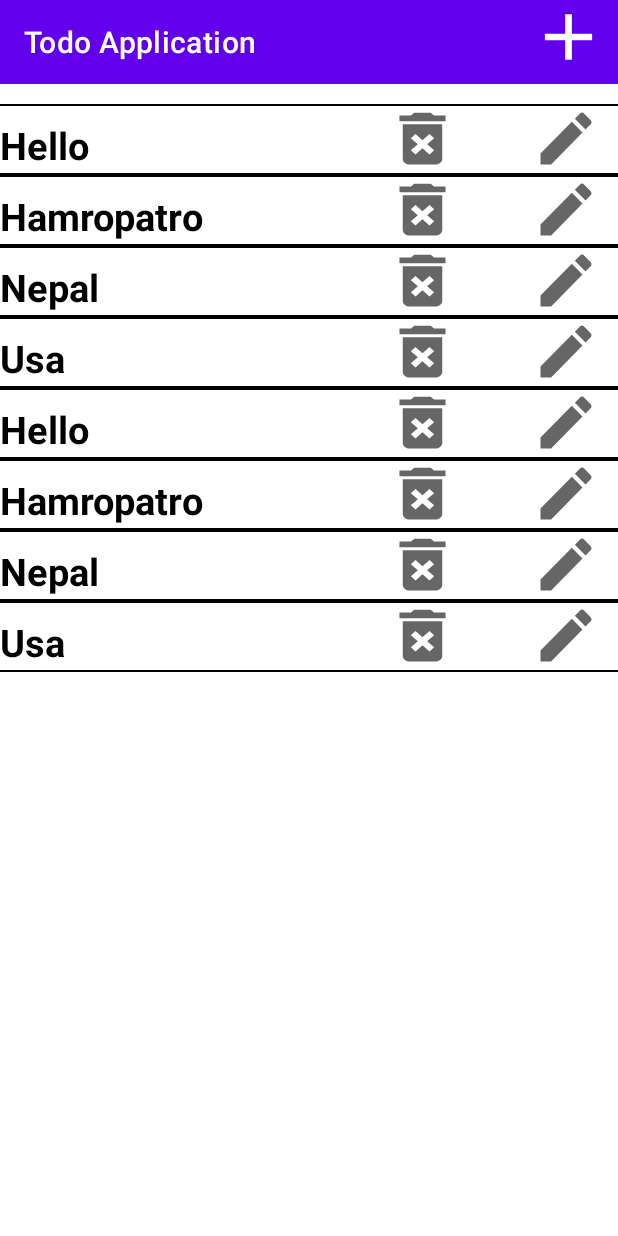
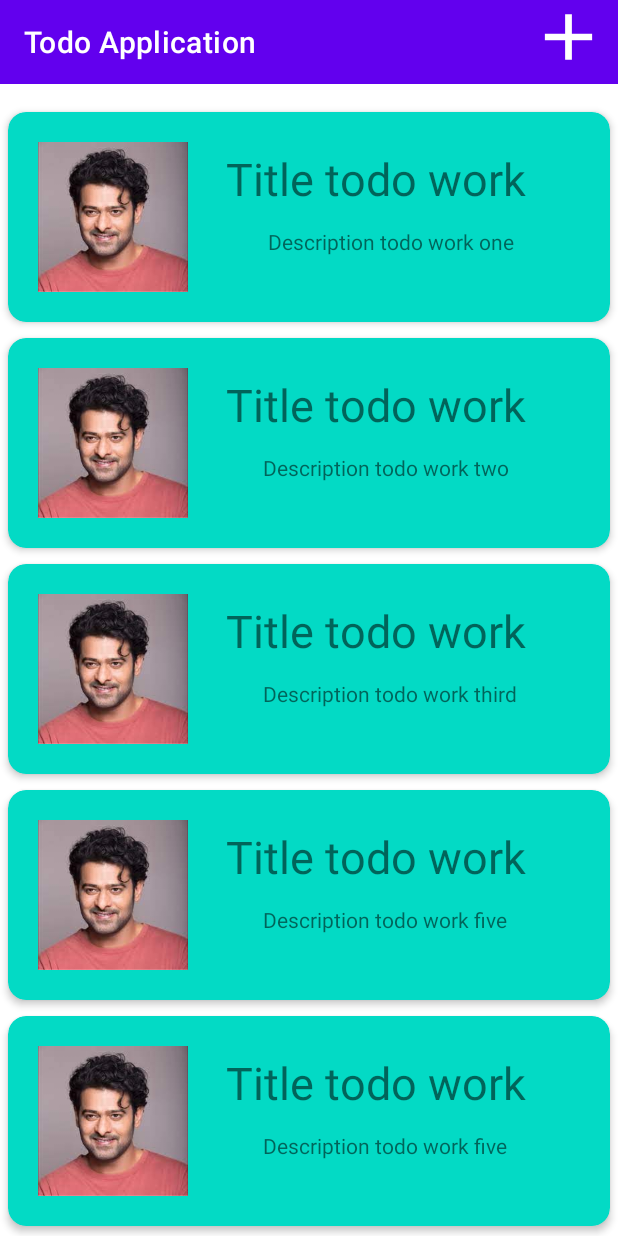
Before and after one commit to janakbist/Todo-App, an Android app: the screen it shows after launch (HomeActivity), on a phone screen of 412 x 824 dp. Run offline under Robolectric (Android 15) with nearby library versions, the phone set to English and light mode, and no system bars.

```diff
--- a/app/build.gradle
+++ b/app/build.gradle
@@ -16,6 +16,12 @@ android {
 
         testInstrumentationRunner "androidx.test.runner.AndroidJUnitRunner"
     }
+    kapt {
+        arguments {
+            arg("room.schemaLocation", "$projectDir/schemas")
+        }
+    }
+
 
     buildTypes {
         release {
@@ -45,14 +51,15 @@ dependencies {
 //    dependency for recycler view
     implementation 'androidx.recyclerview:recyclerview:1.2.0'
 
+//    Dependency for cardview
+    implementation("androidx.cardview:cardview:1.0.0")
+
 
 //    All Room dependency for android start
     def room_version = "2.4.3"
-    implementation("androidx.room:room-runtime:$room_version")
-    annotationProcessor("androidx.room:room-compiler:$room_version")
-    // To use Kotlin annotation processing tool (kapt)
-    kapt("androidx.room:room-compiler:$room_version")
-    // To use Kotlin Symbol Processing (KSP)
-    annotationProcessor("androidx.room:room-compiler:$room_version")
+    implementation 'androidx.room:room-runtime:2.4.2'
+    kapt 'androidx.room:room-compiler:2.4.2'
+    implementation 'androidx.room:room-ktx:2.4.2' // Kotlin Extensions and Coroutines support for Room
+    implementation 'androidx.lifecycle:lifecycle-runtime-ktx:2.4.1' // LifecycleScope
     //    All Room dependency for android start
 }
--- a/app/src/main/java/com/example/todoapplication/HomeActivity.kt
+++ b/app/src/main/java/com/example/todoapplication/HomeActivity.kt
@@ -16,17 +16,9 @@ class HomeActivity : AppCompatActivity() {
         val recyclerview = findViewById<RecyclerView>(R.id.rvList);
         recyclerview.layoutManager = LinearLayoutManager(this);
         // ArrayList of class ItemsViewModel
-        val data = ArrayList<String>()
-          data.add("Hello");
-          data.add("Hamropatro");
-          data.add("Nepal");
-          data.add("Usa");
-        data.add("Hello");
-        data.add("Hamropatro");
-        data.add("Nepal");
-        data.add("Usa");
 
-        val adapter = RvAdapter(data)
+
+        val adapter = RvAdapter()
 
         recyclerview.adapter = adapter
     }
--- a/app/src/main/java/com/example/todoapplication/adapter/RvAdapter.kt
+++ b/app/src/main/java/com/example/todoapplication/adapter/RvAdapter.kt
@@ -9,28 +9,43 @@ import androidx.recyclerview.widget.RecyclerView
 import com.example.todoapplication.R
 import java.util.*
 
-class RvAdapter(private val dataSet: ArrayList<String>) : RecyclerView.Adapter<RvAdapter.ViewHolder>(){
+class RvAdapter : RecyclerView.Adapter<RvAdapter.ViewHolder>(){
 
     class ViewHolder(view: View) : RecyclerView.ViewHolder(view) {
         val textView: TextView
+        val detail: TextView
+        val image: ImageView
 
         init {
             // Define click listener for the ViewHolder's View.
-            textView = view.findViewById(R.id.rvdata)
+            textView = view.findViewById(R.id.item_title)
+            detail = view.findViewById(R.id.item_detail)
+            image = view.findViewById(R.id.item_image)
         }
     }
 
     override fun onCreateViewHolder(parent: ViewGroup, viewType: Int): ViewHolder {
         val view = LayoutInflater.from(parent.context)
-            .inflate(R.layout.rvdata, parent, false)
+            .inflate(R.layout.card_layout, parent, false)
 
         return ViewHolder(view)
     }
+    var titles = arrayOf("Title todo work one","Title todo work two","Title todo work third","Title todo work five","Title todo work five","Title todo work five","Title todo work five")
+    var details = arrayOf(" Description todo work one","Description todo work two","Description todo work third","Description todo work five","Description todo work five","Description todo work five","Description todo work five")
+    val images = intArrayOf(R.drawable.prabhas,R.drawable.prabhas,R.drawable.prabhas,R.drawable.prabhas,R.drawable.prabhas,R.drawable.prabhas,R.drawable.prabhas)
+    override fun onBindViewHolder(holder: ViewHolder, position: Int) {
 
-    override fun onBindViewHolder(holder: ViewHolder, position: Int) {
-        holder.textView.text = dataSet[position];
+        holder.textView.text = titles[position];
+        holder.detail.text = details[position];
+        holder.image.setImageResource(images[position])
     }
 
-    override fun getItemCount() = dataSet.size
+    override fun getItemCount() : Int {
+        return titles.size
+    }
 
 }
+
+private fun ImageView.setImageResource(s: String) {
+
+}
--- /dev/null
+++ b/app/src/main/java/com/example/todoapplication/room/Note.kt
@@ -0,0 +1,17 @@
+package com.example.todoapplication.room
+
+import androidx.room.ColumnInfo
+import androidx.room.Entity
+import androidx.room.PrimaryKey
+import java.util.*
+
+@Entity(tableName = "notes")
+data class Note(
+    @PrimaryKey
+    @ColumnInfo(name = "dateAdded")
+    val dateAdded: Date,
+    @ColumnInfo(name = "noteText")
+    val noteText: String,
+//    @ColumnInfo(name = "lastUpdate", defaultValue = "0")
+//    val lastUpdate: Int
+)
--- /dev/null
+++ b/app/src/main/java/com/example/todoapplication/room/NoteDao.kt
@@ -0,0 +1,19 @@
+package com.example.todoapplication.room
+
+import androidx.room.*
+import kotlinx.coroutines.flow.Flow
+
+@Dao
+interface NoteDao {
+    @Insert(onConflict = OnConflictStrategy.IGNORE)
+    suspend fun addNote(note: Note)
+
+    @Query("SELECT * FROM notes ORDER BY dateAdded DESC")
+    fun getNotes(): Flow<List<Note>>
+
+    @Update
+    suspend fun updateNote(note: Note)
+
+    @Delete
+    suspend fun deleteNote(note: Note)
+}
--- /dev/null
+++ b/app/src/main/res/layout/card_layout.xml
@@ -0,0 +1,53 @@
+<?xml version="1.0" encoding="utf-8"?>
+<androidx.cardview.widget.CardView
+    xmlns:android="http://schemas.android.com/apk/res/android"
+    xmlns:tools="http://schemas.android.com/tools"
+    android:layout_width="match_parent"
+    android:layout_height="wrap_content"
+    xmlns:app="http://schemas.android.com/apk/res-auto"
+    android:id="@+id/card_view"
+    android:layout_margin="5dp"
+    app:cardBackgroundColor="@color/teal_200"
+    app:cardCornerRadius="12dp"
+    app:contentPadding="4dp"
+    app:cardElevation="3dp">
+
+    <androidx.constraintlayout.widget.ConstraintLayout
+        android:id="@+id/constlayout"
+        android:layout_width="match_parent"
+        android:layout_height="wrap_content"
+        android:padding="16dp">
+
+        <ImageView
+            android:id="@+id/item_image"
+            android:layout_width="100dp"
+            android:layout_height="100dp"
+            app:layout_constraintLeft_toLeftOf="parent"
+            app:layout_constraintTop_toTopOf="parent" />
+
+        <TextView
+            android:id="@+id/item_title"
+            android:layout_width="236dp"
+            android:layout_height="39dp"
+            android:layout_marginTop="4dp"
+            android:textSize="30sp"
+            app:layout_constraintEnd_toEndOf="parent"
+            app:layout_constraintHorizontal_bias="1.0"
+            app:layout_constraintStart_toEndOf="@+id/item_image"
+            app:layout_constraintTop_toTopOf="parent" />
+
+        <TextView
+            android:id="@+id/item_detail"
+            android:layout_width="195dp"
+            android:layout_height="23dp"
+            android:layout_marginEnd="16dp"
+            app:layout_constraintBottom_toBottomOf="parent"
+            app:layout_constraintEnd_toEndOf="parent"
+            app:layout_constraintHorizontal_bias="1.0"
+            app:layout_constraintLeft_toRightOf="@id/item_image"
+            app:layout_constraintStart_toEndOf="@+id/item_image"
+            app:layout_constraintTop_toBottomOf="@+id/item_title"
+            app:layout_constraintVertical_bias="0.409" />
+    </androidx.constraintlayout.widget.ConstraintLayout>
+
+</androidx.cardview.widget.CardView>
--- a/app/src/main/res/layout/rvdata.xml
+++ /dev/null
@@ -1,48 +0,0 @@
-<?xml version="1.0" encoding="utf-8"?>
-<RelativeLayout xmlns:android="http://schemas.android.com/apk/res/android"
-    android:layout_width="match_parent"
-    android:layout_height="wrap_content">
-    <View
-        android:id="@+id/view2"
-        android:layout_width="match_parent"
-        android:layout_height="1dp"
-        android:background="@color/black"/>
-    <TextView
-        android:id="@+id/rvdata"
-        android:layout_width="200dp"
-        android:layout_height="wrap_content"
-        android:layout_marginTop="15px"
-        android:text="Hello world"
-        android:textColor="@color/black"
-        android:textSize="25sp"
-        android:textStyle="bold" />
-
-    <ImageView
-        android:id="@+id/delete"
-        android:layout_width="45dp"
-        android:layout_height="46dp"
-        android:layout_alignParentTop="true"
-        android:layout_alignParentEnd="true"
-        android:layout_marginStart="55dp"
-        android:layout_marginTop="0dp"
-        android:layout_marginEnd="104dp"
-        android:layout_toEndOf="@+id/rvdata"
-        android:background="@drawable/deleteicon" />
-
-    <ImageView
-        android:id="@+id/editicon"
-        android:layout_width="45dp"
-        android:layout_height="46dp"
-        android:layout_alignParentTop="true"
-        android:layout_alignParentEnd="true"
-        android:layout_marginTop="0dp"
-        android:layout_marginEnd="12dp"
-        android:background="@drawable/editicon" />
-    <View
-        android:id="@+id/view1"
-        android:layout_width="match_parent"
-        android:layout_height="1dp"
-        android:layout_below="@+id/editicon"
-        android:background="@color/black"/>
-
-</RelativeLayout>
```
Also changed, not shown: app/src/main/res/drawable/prabhas.jpg (added).
